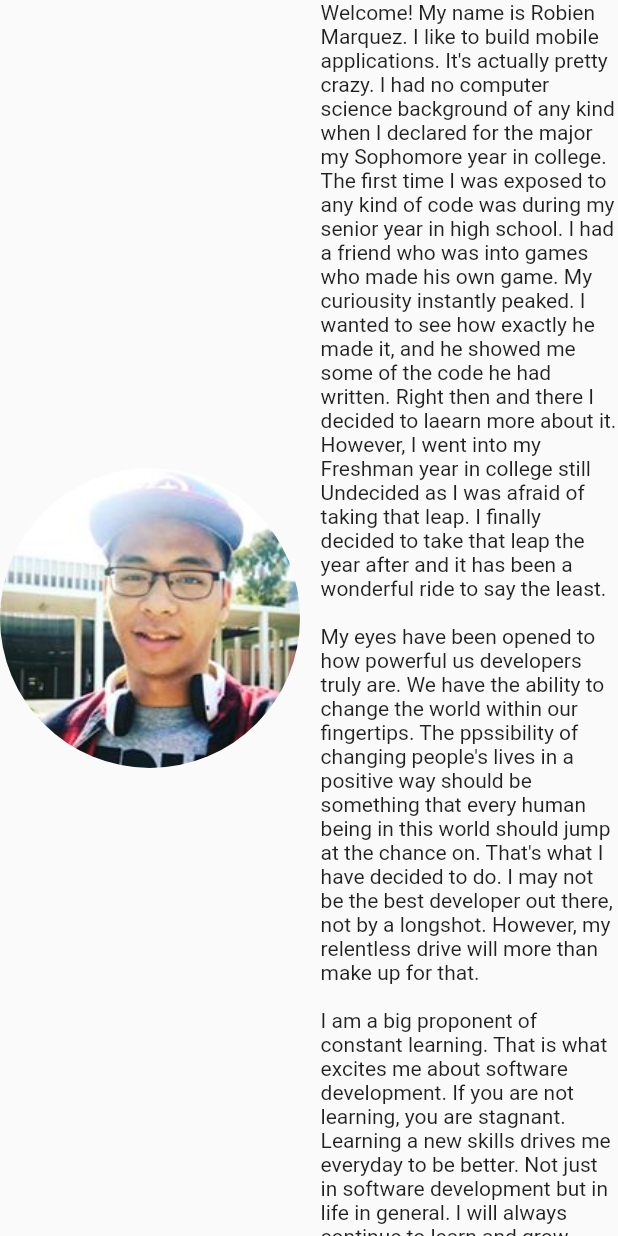
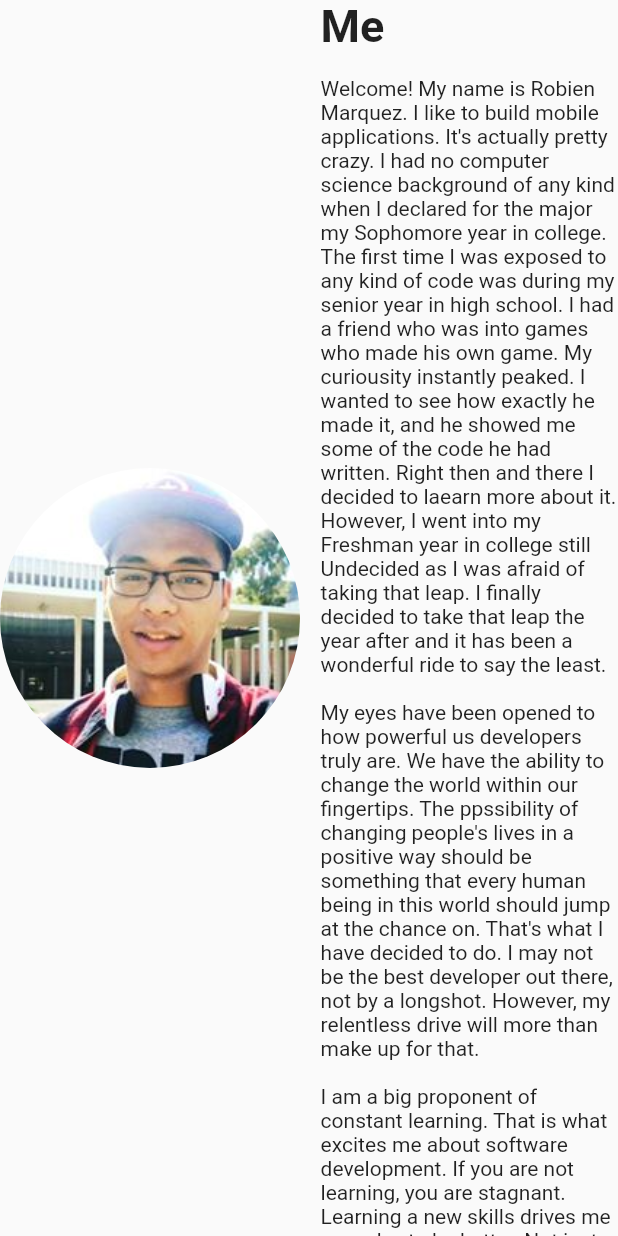
Before and after one commit to awwsnappitsrob24/flutter-personal-website, a Flutter app: the PersonalInfo widget shown alone on an empty page, opened directly, on a phone screen of 412 x 824 dp. Run offline on Flutter 3.47's test engine with Material 2 defaults, Android fonts, the phone set to English and light mode, and no system bars; our stand-ins replace font_awesome_flutter.

Commit message:
add title to info widgets

```diff
--- a/lib/widgets/about_me_widgets/education_info.dart
+++ b/lib/widgets/about_me_widgets/education_info.dart
@@ -15,7 +15,11 @@ class EducationInfo extends StatelessWidget {
             crossAxisAlignment: CrossAxisAlignment.start,
             children: const [
               Text(
-                  "California State University Long Beach was my academic home for approximately 7 years. I graduated with a Bachelor of Science in Computer Science in May 2016. I compiled a 3.22 GPA and made it to the Dean's List twice. I acknowledge that my GPA isn't anything special. However, I earned every inch of that GPA. My relevant coursework include: Mobile Application Development, Intro to Software Engineering, Data Structures and Algorithms, Database Fundamentals, and a Senior Project Course.\n"),
+                'Education',
+                style: TextStyle(fontSize: 30, fontWeight: FontWeight.bold),
+              ),
+              Text(
+                  "\nCalifornia State University Long Beach was my academic home for approximately 7 years. I graduated with a Bachelor of Science in Computer Science in May 2016. I compiled a 3.22 GPA and made it to the Dean's List twice. I acknowledge that my GPA isn't anything special. However, I earned every inch of that GPA. My relevant coursework include: Mobile Application Development, Intro to Software Engineering, Data Structures and Algorithms, Database Fundamentals, and a Senior Project Course.\n"),
               Text(
                   "I graduated with a Master's Degree in Computer Science with concentration in Software Development. I graduated on May 2020 with a 3.3 GPA. My relevant coursework include: Advanced Topics in Programming Languages, Advanced Data Structures and Algorithms, Advanced Software Engineering, Requirements Engineering, Software Testing and Verification, and Software Architecture.\n"),
             ],
--- a/lib/widgets/about_me_widgets/personal_info.dart
+++ b/lib/widgets/about_me_widgets/personal_info.dart
@@ -31,7 +31,11 @@ class PersonalInfo extends StatelessWidget {
             crossAxisAlignment: CrossAxisAlignment.start,
             children: const [
               Text(
-                  "Welcome! My name is Robien Marquez. I like to build mobile applications. It's actually pretty crazy. I had no computer science background of any kind when I declared for the major my Sophomore year in college. The first time I was exposed to any kind of code was during my senior year in high school. I had a friend who was into games who made his own game. My curiousity instantly peaked. I wanted to see how exactly he made it, and he showed me some of the code he had written. Right then and there I decided to laearn more about it. However, I went into my Freshman year in college still Undecided as I was afraid of taking that leap. I finally decided to take that leap the year after and it has been a wonderful ride to say the least.\n"),
+                'Me',
+                style: TextStyle(fontSize: 30, fontWeight: FontWeight.bold),
+              ),
+              Text(
+                  "\nWelcome! My name is Robien Marquez. I like to build mobile applications. It's actually pretty crazy. I had no computer science background of any kind when I declared for the major my Sophomore year in college. The first time I was exposed to any kind of code was during my senior year in high school. I had a friend who was into games who made his own game. My curiousity instantly peaked. I wanted to see how exactly he made it, and he showed me some of the code he had written. Right then and there I decided to laearn more about it. However, I went into my Freshman year in college still Undecided as I was afraid of taking that leap. I finally decided to take that leap the year after and it has been a wonderful ride to say the least.\n"),
               Text(
                   "My eyes have been opened to how powerful us developers truly are. We have the ability to change the world within our fingertips. The ppssibility of changing people's lives in a positive way should be something that every human being in this world should jump at the chance on. That's what I have decided to do. I may not be the best developer out there, not by a longshot. However, my relentless drive will more than make up for that.\n"),
               Text(
```
